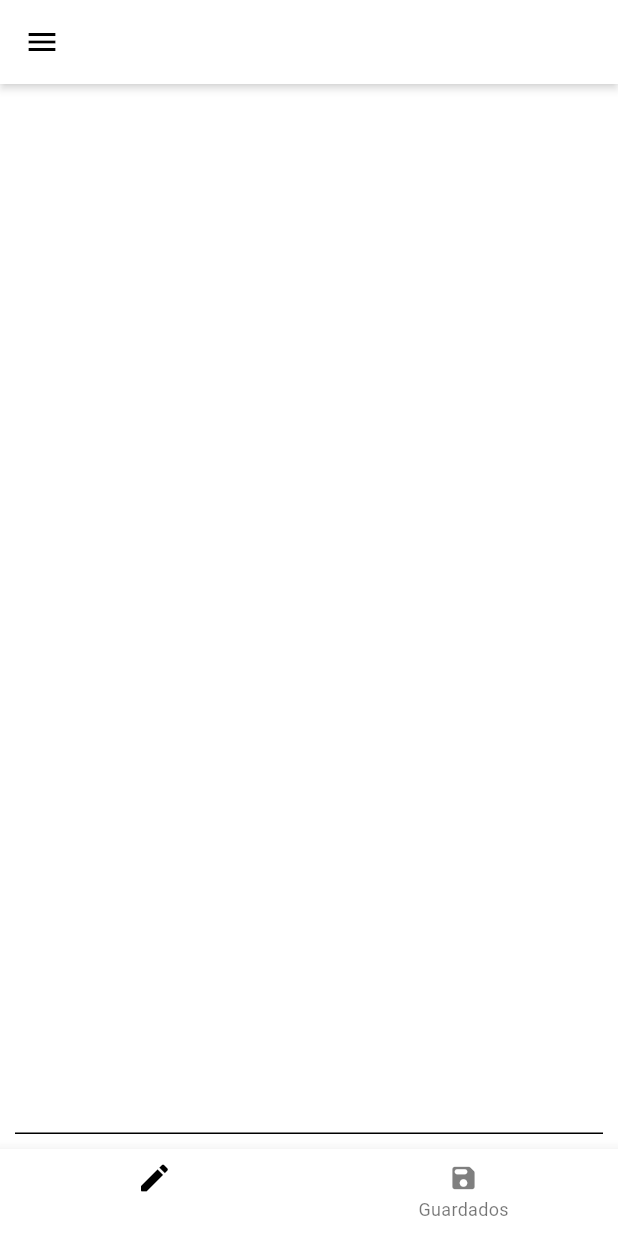
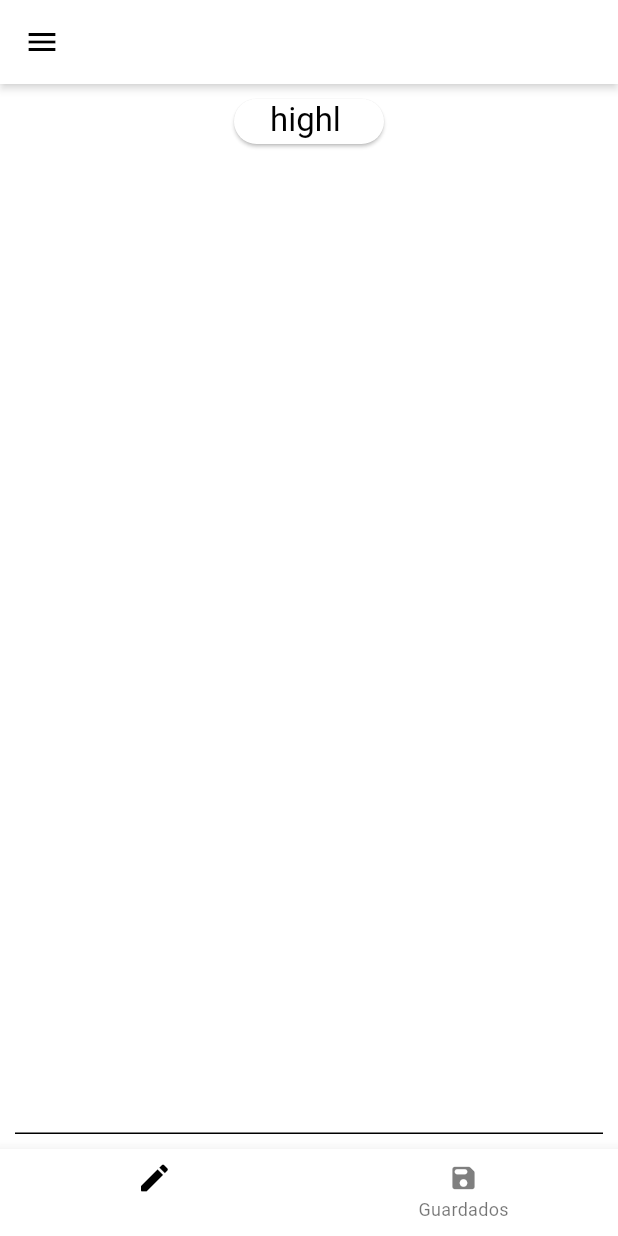
Before and after one commit to FrancoTerranovaJob/text-edditer, a Flutter app: the screen it shows after launch, on a phone screen of 412 x 824 dp. Run offline on Flutter 3.47's test engine with Material 3 defaults, Android fonts, the phone set to English and light mode, and no system bars; our stand-ins replace basic_utils.

Commit message:
highlight 1

```diff
--- a/lib/core/implementations/text_edditer_core/edditer_monitor.dart
+++ b/lib/core/implementations/text_edditer_core/edditer_monitor.dart
@@ -15,7 +15,9 @@ class EdditerMonitor {
         controller = TextEdditerController(text: ''),
         underlineColor = null,
         highlightColor = null,
-        spaceAmount = _defaultSpaceAmount;
+        spaceAmount = _defaultSpaceAmount {
+    controller.addListener(_listenTextChanged);
+  }
 
   EdditerMonitor.fromStorage({
     required String text,
@@ -24,5 +26,21 @@ class EdditerMonitor {
         controller = TextEdditerController(text: text),
         underlineColor = null,
         highlightColor = null,
-        spaceAmount = _defaultSpaceAmount;
+        spaceAmount = _defaultSpaceAmount{
+    controller.addListener(_listenTextChanged);
+  }
+
+
+
+  void _listenTextChanged() {
+
+    if(controller.getHighlightOffset() != null){
+      controller.removeListener(_listenTextChanged);
+      controller.selection = TextSelection.fromPosition(TextPosition(offset: controller.getHighlightOffset()! + 2));
+      controller.resetHighlightOffset();
+      controller.addListener(_listenTextChanged);
+    }
+
+
+  }
 }
--- a/lib/core/implementations/text_edditer_core/text_edditer_controller.dart
+++ b/lib/core/implementations/text_edditer_core/text_edditer_controller.dart
@@ -1,14 +1,60 @@
+import 'package:basic_utils/basic_utils.dart';
 import 'package:flutter/cupertino.dart';
+import 'package:flutter/material.dart';
+import 'package:flutter/services.dart';
 
 class TextEdditerController extends TextEditingController {
+  bool _highlightColor;
 
-  TextEdditerController({required super.text});
+  int? _highLightOffset;
+
+  TextEdditerController({
+    required super.text,
+    bool highlightColor = false,
+  }) : _highlightColor = highlightColor;
 
   @override
   TextSpan buildTextSpan(
-      {required BuildContext context, TextStyle? style, required bool withComposing}) {
-    return TextSpan();
+      {required BuildContext context,
+      TextStyle? style,
+      required bool withComposing}) {
+    print(value.selection);
+    if (value.selection.isValid) {
+      print(value.selection.textBefore(text));
+      print(value.selection.textInside(text));
+      print(value.selection.textAfter(text));
+      print(selection.extentOffset);
+      print(value.selection.extentOffset);
+    }
+    var string = text;
+    final re = RegExp(r'\s?(\w+)|(<h)[\w]*[\n]*(h>)');
+
+    List<Match> strings = re.allMatches(text).toList();
+      List<String?> st = strings.map((e) => e.group(0)).toList();
+    return TextSpan(
+      style: style,
+      children: st.map((st) {
+
+        return TextSpan(
+          text: st,
+          style: st!.startsWith('<h') ? style?.merge(TextStyle(backgroundColor: Colors.yellow.withOpacity(0.4)))  : style
+        );
+      }).toList(),
+    );
   }
 
+  void enableHighlightColor() {
+    _highLightOffset = value.selection.extentOffset;
 
+    text = StringUtils.addCharAtPosition(
+        text, '<hh>', value.selection.extentOffset);
+  }
+
+  int? getHighlightOffset() {
+    return _highLightOffset;
+  }
+
+  void resetHighlightOffset() {
+    _highLightOffset = null;
+  }
 }
--- a/lib/core/widgets/bottom_navigator.dart
+++ b/lib/core/widgets/bottom_navigator.dart
@@ -27,7 +27,7 @@ class BottomNavigator extends StatelessWidget {
           switch (index) {
             case 0:
               AppNavigator.pushReplace(
-                  page: const EditingPage(), context: context);
+                  page:  EditingPage(), context: context);
             case 1:
               AppNavigator.pushReplace(
                   page: const SavedDocuments(), context: context);
--- a/lib/feature/editing/editing_page.dart
+++ b/lib/feature/editing/editing_page.dart
@@ -1,19 +1,40 @@
 import 'package:flutter/material.dart';
+import 'package:text_edditer/core/implementations/text_edditer_core/edditer_monitor.dart';
+import 'package:text_edditer/core/implementations/text_edditer_core/text_edditer_controller.dart';
 import 'package:text_edditer/core/widgets/edditer_base_widget.dart';
 import 'package:text_edditer/core/widgets/paper_card.dart';
 
 class EditingPage extends StatelessWidget {
-  const EditingPage({super.key});
+  final EdditerMonitor _edditerMonitor = EdditerMonitor.newDocument();
+   late final TextEdditerController _controller;
+   EditingPage({super.key});
 
   @override
   Widget build(BuildContext context) {
+    _controller = _edditerMonitor.controller;
     return EdditerBaseWidget(
         selectedIndex: 0,
         child: PaperCard(
-          child: TextField(
-            maxLines: 400,
-            minLines: 400,
-            cursorColor: Theme.of(context).colorScheme.secondary,
+          child: Column(
+            children: [
+              SizedBox(
+                width: 100,
+                height: 30,
+                child: ElevatedButton(onPressed: (){
+                  _controller.enableHighlightColor();
+                }, child: Text('highlight',style: Theme.of(context).textTheme.titleLarge,)),
+              ),
+              Expanded(
+                child: TextField(
+                  controller: _controller,
+                  expands: true,
+
+                  maxLines: null,
+                  minLines: null,
+                  cursorColor: Theme.of(context).colorScheme.secondary,
+                ),
+              ),
+            ],
           ),
         ));
   }
--- a/lib/main.dart
+++ b/lib/main.dart
@@ -18,7 +18,7 @@ class MyApp extends StatelessWidget {
       themeMode: ThemeMode.system,
       theme: AppTheme.lightTheme(context),
       darkTheme: AppTheme.darkTheme(context),
-      home: const EditingPage(),
+      home:  EditingPage(),
     );
   }
 }
--- a/pubspec.yaml
+++ b/pubspec.yaml
@@ -31,6 +31,7 @@ dependencies:
   flutter:
     sdk: flutter
   flutter_bloc: ^8.1.6
+  basic_utils: ^5.7.0
 
   # The following adds the Cupertino Icons font to your application.
   # Use with the CupertinoIcons class for iOS style icons.
```
